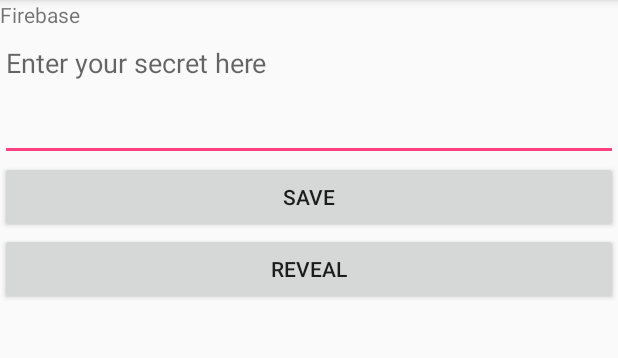
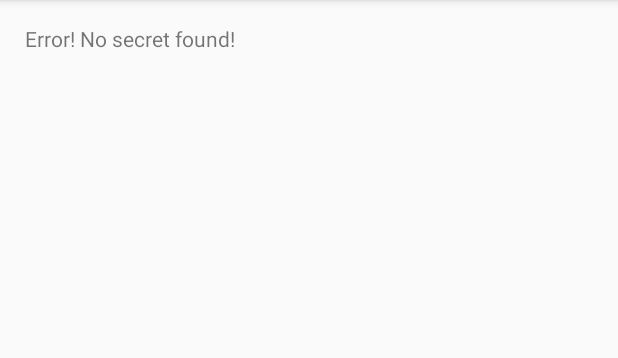
Before and after one commit to gingerspc/inclassassignment07, an Android app: the screen it shows after launch (MainActivity before the commit, Main2Activity after it), after a tap on "REVEAL", on a phone screen of 412 x 824 dp, the part 84-442 px from its top. Run offline under Robolectric (Android 15) with nearby library versions, the phone set to English and light mode, and no system bars; our stand-ins replace Firebase (no records; nobody signed in at launch, a user with empty details on screens opened directly).

Commit message:
Final Ver

```diff
--- a/app/src/main/AndroidManifest.xml
+++ b/app/src/main/AndroidManifest.xml
@@ -15,6 +15,7 @@
                 <category android:name="android.intent.category.LAUNCHER" />
             </intent-filter>
         </activity>
+        <activity android:name=".Main2Activity"></activity>
     </application>
 
 </manifest>
--- /dev/null
+++ b/app/src/main/java/jiajing/myapplication/Main2Activity.java
@@ -0,0 +1,53 @@
+package jiajing.myapplication;
+
+import android.content.Intent;
+import android.support.v7.app.AppCompatActivity;
+import android.os.Bundle;
+import android.util.Log;
+import android.widget.TextView;
+
+import com.google.firebase.database.DataSnapshot;
+import com.google.firebase.database.DatabaseError;
+import com.google.firebase.database.DatabaseReference;
+import com.google.firebase.database.FirebaseDatabase;
+import com.google.firebase.database.ValueEventListener;
+
+public class Main2Activity extends AppCompatActivity {
+
+    @Override
+    protected void onCreate(Bundle savedInstanceState) {
+        super.onCreate(savedInstanceState);
+        setContentView(R.layout.activity_main2);
+
+        Intent intent = getIntent();
+        String target = intent.getStringExtra("target");
+
+
+        FirebaseDatabase database = FirebaseDatabase.getInstance();
+        DatabaseReference myRef = database.getReference(target).child("secret");
+
+        // Read from the database
+        myRef.addValueEventListener(new ValueEventListener() {
+            @Override
+            public void onDataChange(DataSnapshot dataSnapshot) {
+                // This method is called once with the initial value and again
+                // whenever data at this location is updated.
+                String value = dataSnapshot.getValue(String.class);
+                //Log.d(TAG, "Value is: " + value);
+
+                TextView textView = (TextView) findViewById(R.id.secretDisplay);
+                if (value != null) {
+                    textView.setText(value);
+                } else {
+                    textView.setText("Error! No secret found!");
+                }
+            }
+
+            @Override
+            public void onCancelled(DatabaseError error) {
+                // Failed to read value
+                //Log.w(TAG, "Failed to read value.", error.toException());
+            }
+        });
+    }
+}
--- a/app/src/main/java/jiajing/myapplication/MainActivity.java
+++ b/app/src/main/java/jiajing/myapplication/MainActivity.java
@@ -1,7 +1,13 @@
 package jiajing.myapplication;
 
+import android.content.Intent;
 import android.support.v7.app.AppCompatActivity;
 import android.os.Bundle;
+import android.view.View;
+import android.widget.EditText;
+
+import com.google.firebase.database.DatabaseReference;
+import com.google.firebase.database.FirebaseDatabase;
 
 public class MainActivity extends AppCompatActivity {
 
@@ -10,4 +16,29 @@ public class MainActivity extends AppCompatActivity {
         super.onCreate(savedInstanceState);
         setContentView(R.layout.activity_main);
     }
+
+    public void save(View view) {
+        // Write a message to the database
+        FirebaseDatabase database = FirebaseDatabase.getInstance();
+
+        EditText user = (EditText) findViewById(R.id.yourName);
+        String username = user.getText().toString();
+        DatabaseReference myRef = database.getReference(username).child("secret");
+
+        EditText editText = (EditText) findViewById(R.id.secret);
+        String userSecret = editText.getText().toString();
+
+
+        myRef.setValue(editText.getText().toString());
+    }
+
+    public void reveal(View view) {
+        Intent intent = new Intent(this, Main2Activity.class);
+
+        EditText target = (EditText) findViewById(R.id.people);
+        intent.putExtra("target", target.getText().toString());
+
+        startActivity(intent);
+
+    }
 }
--- /dev/null
+++ b/app/src/main/res/layout/activity_main2.xml
@@ -0,0 +1,20 @@
+<?xml version="1.0" encoding="utf-8"?>
+<LinearLayout xmlns:android="http://schemas.android.com/apk/res/android"
+    xmlns:tools="http://schemas.android.com/tools"
+    android:id="@+id/activity_main2"
+    android:layout_width="match_parent"
+    android:layout_height="match_parent"
+    android:paddingBottom="@dimen/activity_vertical_margin"
+    android:paddingLeft="@dimen/activity_horizontal_margin"
+    android:paddingRight="@dimen/activity_horizontal_margin"
+    android:paddingTop="@dimen/activity_vertical_margin"
+    tools:context="jiajing.myapplication.Main2Activity">
+
+    <TextView
+        android:layout_width="wrap_content"
+        android:layout_height="wrap_content"
+        android:text="Your secret"
+        android:textAlignment="center"
+        android:id="@+id/secretDisplay"/>
+
+</LinearLayout>
```
Also changed, not shown: app/src/main/res/layout/activity_main.xml (+14 -0 lines).
